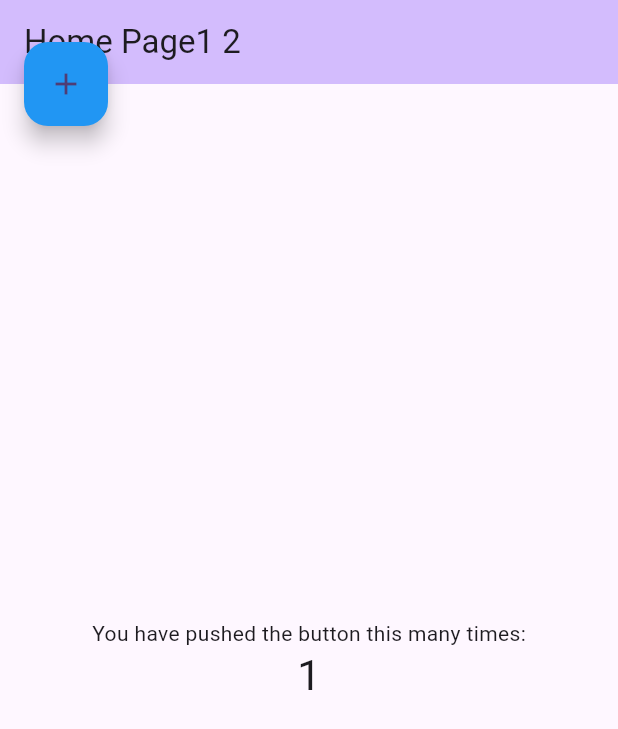
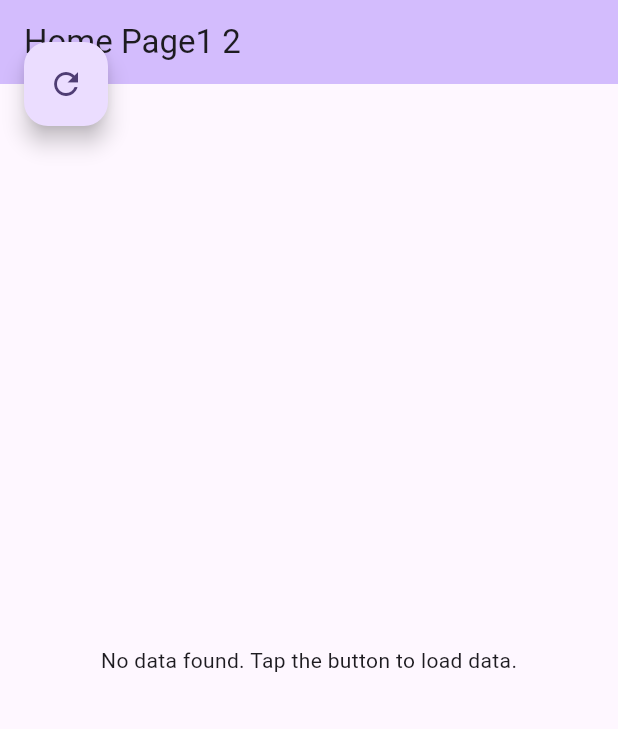
Before and after one commit to Perpherior/canbus, a Flutter app: the screen it shows after launch, on a phone screen of 412 x 824 dp. Shown: the top 729 px of the screen. Run offline on Flutter 3.47's test engine with Material 3 defaults, Android fonts, the phone set to English and light mode, and no system bars.

Commit message:
Added notification provide

```diff
--- /dev/null
+++ b/lib/canbus_provider.dart
@@ -0,0 +1,33 @@
+import 'package:flutter/material.dart';
+import 'package:flutter/services.dart';
+
+class CanbusProvider with ChangeNotifier {
+  final List<String> _data = [];
+  bool _isLoading = false;
+  String _error = '';
+
+  List<String> get data => _data;
+  bool get isLoading => _isLoading;
+  String get error => _error;
+
+  Future<void> fetchCanbusData() async {
+    _isLoading = true;
+    notifyListeners();
+
+    const channel = MethodChannel('can_usb_channel');
+    try {
+      // 发送读取指令（例如：请求CAN数据）
+      final response = await channel.invokeMethod('readCanData');
+      _data.add(response.toString());
+
+      print('Received CAN Data: $data');
+    } on PlatformException catch (e) {
+      _error = 'Error: $e';
+      print("Error: ${e.message}");
+    } finally {
+      _isLoading = false;
+      notifyListeners();
+    }
+  }
+
+}
--- a/lib/main.dart
+++ b/lib/main.dart
@@ -1,8 +1,15 @@
+import 'package:canbus/canbus_provider.dart';
 import 'package:flutter/material.dart';
-import 'package:canbus/read_usb.dart';
+import 'package:provider/provider.dart';
 
 void main() {
-  runApp(const MyApp());
+  runApp(
+    // const MyApp()
+    ChangeNotifierProvider(
+      create: (context) => CanbusProvider(),
+      child: MyApp(),
+    ),
+  );
 }
 
 class MyApp extends StatelessWidget {
@@ -31,28 +38,56 @@ class MyHomePage extends StatefulWidget {
 class _MyHomePageState extends State<MyHomePage> {
   @override
   Widget build(BuildContext context) {
-    final canbusData = context.watch<CanbuData>();
+    final canbusProvider = context.watch<CanbusProvider>();
 
     return Scaffold(
       appBar: AppBar(
         backgroundColor: Theme.of(context).colorScheme.inversePrimary,
         title: Text(widget.title),
       ),
-      body: Center(
-        child: Column(
-          mainAxisAlignment: MainAxisAlignment.center,
-          children: <Widget>[
-            const Text('You have pushed the button this many times:'),
-            Text(
-              '1',
-              style: Theme.of(context).textTheme.headlineMedium,
-            ),
-          ],
-        ),
+      body: Consumer<CanbusProvider>(
+        builder: (context, canbusProvider, child) {
+          return _buildBody(canbusProvider);
+        },
       ),
-      floatingActionButton: ReadCanbusData(),
+      floatingActionButton: FloatingActionButton(
+        onPressed: () {
+          canbusProvider.fetchCanbusData(); // 触发数据加载
+        },
+        child: Icon(Icons.refresh),
+      ),
       floatingActionButtonLocation: FloatingActionButtonLocation.startTop,
     );
 
   }
+
+  Widget _buildBody(CanbusProvider canbusProvider) {
+    if (canbusProvider.isLoading) {
+      return Center(child: CircularProgressIndicator());
+    } else if (canbusProvider.error.isNotEmpty) {
+      return Center(child: Text(canbusProvider.error));
+    } else if (canbusProvider.data.isEmpty) {
+      return Center(child: Text('No data found. Tap the button to load data.'));
+    } else {
+      final data = canbusProvider.data;
+      return ListView.builder(
+        itemCount: data.length,
+        itemBuilder: (context, index) {
+          final frame = data[index];
+          return Container(
+            width: 100,
+            height: 100,
+            margin: EdgeInsets.all(10),
+            color: Colors.blue,
+            child: Center(
+              child: Text(
+                frame,
+                style: TextStyle(color: Colors.white, fontSize: 18),
+              ),
+            ),
+          );
+        },
+      );
+    }
+  }
 }
--- a/lib/read_usb.dart
+++ b/lib/read_usb.dart
@@ -22,7 +22,6 @@ class ReadCanbusData extends StatelessWidget {
           // 发送读取指令（例如：请求CAN数据）
           final String data = await channel.invokeMethod('readCanData');
           print('Received CAN Data: $data');
-          Changenoti
         } on PlatformException catch (e) {
           print("Error: ${e.message}");
         }
```
Also changed, not shown: lib/canbus_data.dart (deleted, +0 -12 lines).
